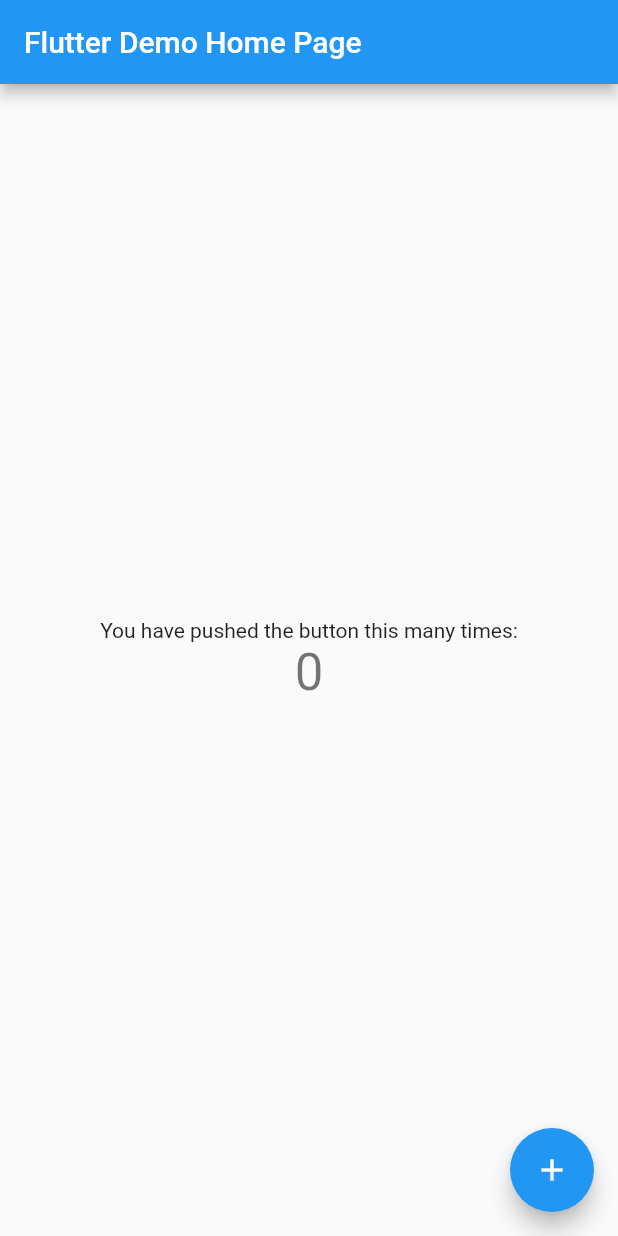
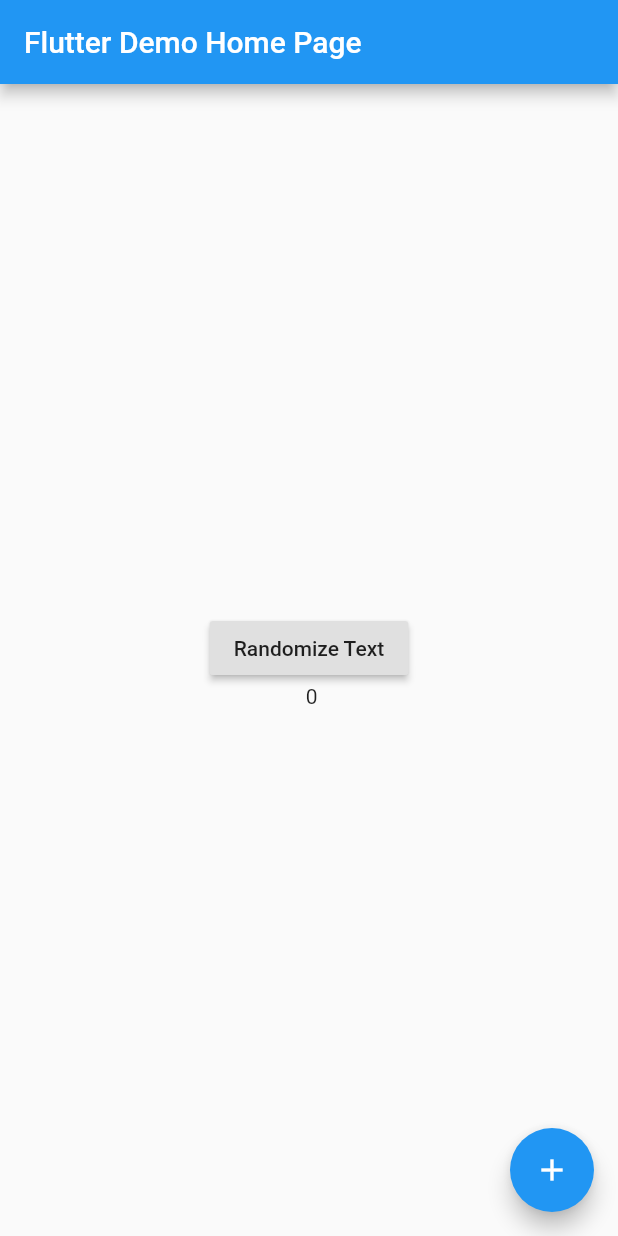
Before and after one commit to kokuraxc/flutter_assignment, a Flutter app: the screen it shows after launch, on a phone screen of 412 x 824 dp. Run offline on Flutter 3.47's test engine with Material 2 defaults, Android fonts, the phone set to English and light mode, and no system bars; our stand-ins replace random_string.

Commit message:
added a button, to randomize the text imported random_string package

```diff
--- a/lib/main.dart
+++ b/lib/main.dart
@@ -1,4 +1,5 @@
 import 'package:flutter/material.dart';
+import 'package:random_string/random_string.dart';
 
 void main() => runApp(MyApp());
 
@@ -9,15 +10,6 @@ class MyApp extends StatelessWidget {
     return MaterialApp(
       title: 'Flutter Demo',
       theme: ThemeData(
-        // This is the theme of your application.
-        //
-        // Try running your application with "flutter run". You'll see the
-        // application has a blue toolbar. Then, without quitting the app, try
-        // changing the primarySwatch below to Colors.green and then invoke
-        // "hot reload" (press "r" in the console where you ran "flutter run",
-        // or simply save your changes to "hot reload" in a Flutter IDE).
-        // Notice that the counter didn't reset back to zero; the application
-        // is not restarted.
         primarySwatch: Colors.blue,
       ),
       home: MyHomePage(title: 'Flutter Demo Home Page'),
@@ -28,15 +20,6 @@ class MyApp extends StatelessWidget {
 class MyHomePage extends StatefulWidget {
   MyHomePage({Key key, this.title}) : super(key: key);
 
-  // This widget is the home page of your application. It is stateful, meaning
-  // that it has a State object (defined below) that contains fields that affect
-  // how it looks.
-
-  // This class is the configuration for the state. It holds the values (in this
-  // case the title) provided by the parent (in this case the App widget) and
-  // used by the build method of the State. Fields in a Widget subclass are
-  // always marked "final".
-
   final String title;
 
   @override
@@ -45,59 +28,29 @@ class MyHomePage extends StatefulWidget {
 
 class _MyHomePageState extends State<MyHomePage> {
   int _counter = 0;
+  String _displayText = '';
 
   void _incrementCounter() {
     setState(() {
-      // This call to setState tells the Flutter framework that something has
-      // changed in this State, which causes it to rerun the build method below
-      // so that the display can reflect the updated values. If we changed
-      // _counter without calling setState(), then the build method would not be
-      // called again, and so nothing would appear to happen.
       _counter++;
     });
   }
 
   @override
   Widget build(BuildContext context) {
-    // This method is rerun every time setState is called, for instance as done
-    // by the _incrementCounter method above.
-    //
-    // The Flutter framework has been optimized to make rerunning build methods
-    // fast, so that you can just rebuild anything that needs updating rather
-    // than having to individually change instances of widgets.
     return Scaffold(
       appBar: AppBar(
-        // Here we take the value from the MyHomePage object that was created by
-        // the App.build method, and use it to set our appbar title.
         title: Text(widget.title),
       ),
       body: Center(
-        // Center is a layout widget. It takes a single child and positions it
-        // in the middle of the parent.
         child: Column(
-          // Column is also layout widget. It takes a list of children and
-          // arranges them vertically. By default, it sizes itself to fit its
-          // children horizontally, and tries to be as tall as its parent.
-          //
-          // Invoke "debug painting" (press "p" in the console, choose the
-          // "Toggle Debug Paint" action from the Flutter Inspector in Android
-          // Studio, or the "Toggle Debug Paint" command in Visual Studio Code)
-          // to see the wireframe for each widget.
-          //
-          // Column has various properties to control how it sizes itself and
-          // how it positions its children. Here we use mainAxisAlignment to
-          // center the children vertically; the main axis here is the vertical
-          // axis because Columns are vertical (the cross axis would be
-          // horizontal).
           mainAxisAlignment: MainAxisAlignment.center,
           children: <Widget>[
-            Text(
-              'You have pushed the button this many times:',
+            RaisedButton(
+              onPressed: _randomizeText,
+              child: Text('Randomize Text'),
             ),
-            Text(
-              '$_counter',
-              style: Theme.of(context).textTheme.display1,
-            ),
+            Text(_displayText + ' ' + _counter.toString()),
           ],
         ),
       ),
@@ -108,4 +61,10 @@ class _MyHomePageState extends State<MyHomePage> {
       ), // This trailing comma makes auto-formatting nicer for build methods.
     );
   }
+
+  void _randomizeText() {
+    setState(() {
+      _displayText = randomAlpha(10);
+    });
+  }
 }
--- a/pubspec.yaml
+++ b/pubspec.yaml
@@ -19,6 +19,7 @@ environment:
 dependencies:
   flutter:
     sdk: flutter
+  random_string: ^1.1.0
 
   # The following adds the Cupertino Icons font to your application.
   # Use with the CupertinoIcons class for iOS style icons.
```
Also changed, not shown: pubspec.lock.
